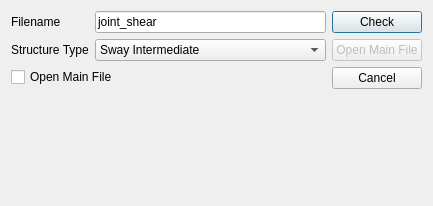
Old version of the form widgets/control/control_joint_shear.ui in the repository ebrahimraeyat/civilTools.
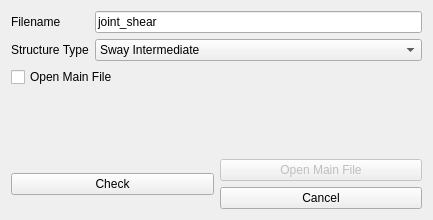
New version of the form. Icons and pictures are not drawn.

Commit message: Rearrang Gui layout

The edit to the form file:
```diff
--- a/widgets/control/control_joint_shear.ui
+++ b/widgets/control/control_joint_shear.ui
@@ -10,7 +10,7 @@
     <x>0</x>
     <y>0</y>
     <width>433</width>
-    <height>206</height>
+    <height>220</height>
    </rect>
   </property>
   <property name="windowTitle">
@@ -23,7 +23,7 @@
   <property name="modal">
    <bool>false</bool>
   </property>
-  <layout class="QHBoxLayout" name="horizontalLayout">
+  <layout class="QVBoxLayout" name="verticalLayout">
    <item>
     <layout class="QFormLayout" name="formLayout">
      <item row="0" column="0">
@@ -74,25 +74,8 @@
     </layout>
    </item>
    <item>
-    <layout class="QVBoxLayout" name="verticalLayout">
-     <item>
-      <widget class="QPushButton" name="check">
-       <property name="text">
-        <string>Check</string>
-       </property>
-       <property name="icon">
-        <iconset resource="../../civiltools.qrc">
-         <normaloff>:/civiltools/images/tick.svg</normaloff>:/civiltools/images/tick.svg</iconset>
-       </property>
-       <property name="iconSize">
-        <size>
-         <width>40</width>
-         <height>40</height>
-        </size>
-       </property>
-      </widget>
-     </item>
-     <item>
+    <layout class="QGridLayout" name="gridLayout">
+     <item row="0" column="1">
       <widget class="QPushButton" name="open_main_file_button">
        <property name="enabled">
         <bool>false</bool>
@@ -112,7 +95,7 @@
        </property>
       </widget>
      </item>
-     <item>
+     <item row="1" column="1">
       <widget class="QPushButton" name="cancel_button">
        <property name="text">
         <string>Cancel</string>
@@ -129,18 +112,22 @@
        </property>
       </widget>
      </item>
-     <item>
-      <spacer name="verticalSpacer">
-       <property name="orientation">
-        <enum>Qt::Vertical</enum>
+     <item row="0" column="0" rowspan="2">
+      <widget class="QPushButton" name="check">
+       <property name="text">
+        <string>Check</string>
        </property>
-       <property name="sizeHint" stdset="0">
+       <property name="icon">
+        <iconset resource="../../civiltools.qrc">
+         <normaloff>:/civiltools/images/tick.svg</normaloff>:/civiltools/images/tick.svg</iconset>
+       </property>
+       <property name="iconSize">
         <size>
-         <width>20</width>
-         <height>40</height>
+         <width>100</width>
+         <height>100</height>
         </size>
        </property>
-      </spacer>
+      </widget>
      </item>
     </layout>
    </item>
```
